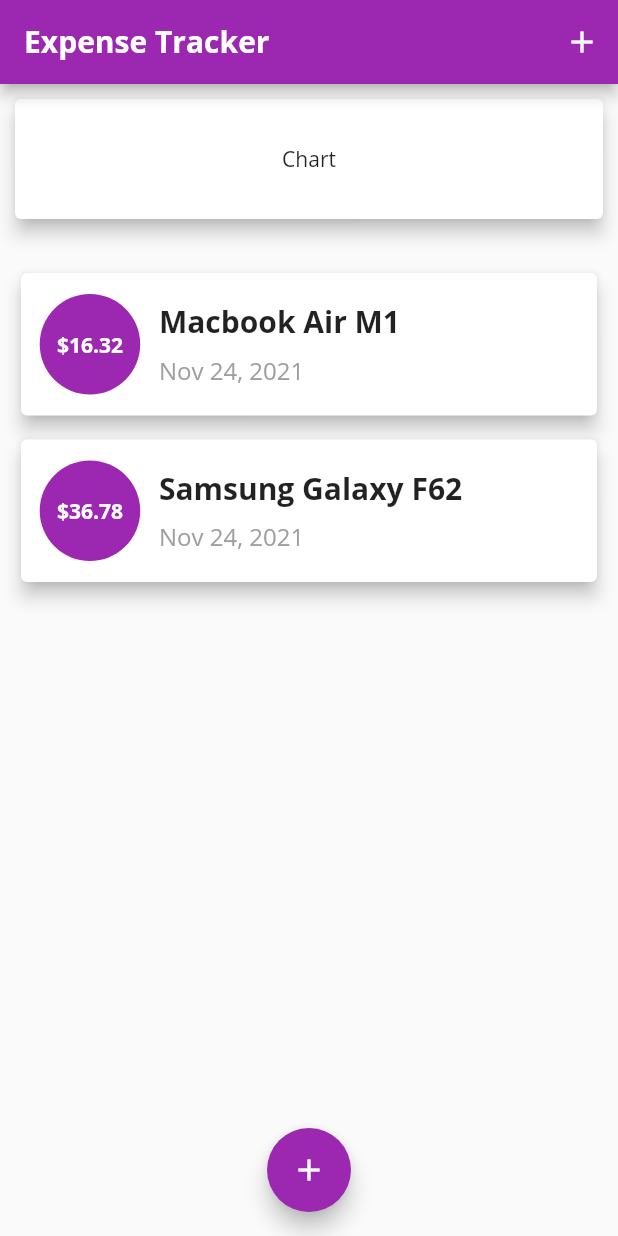
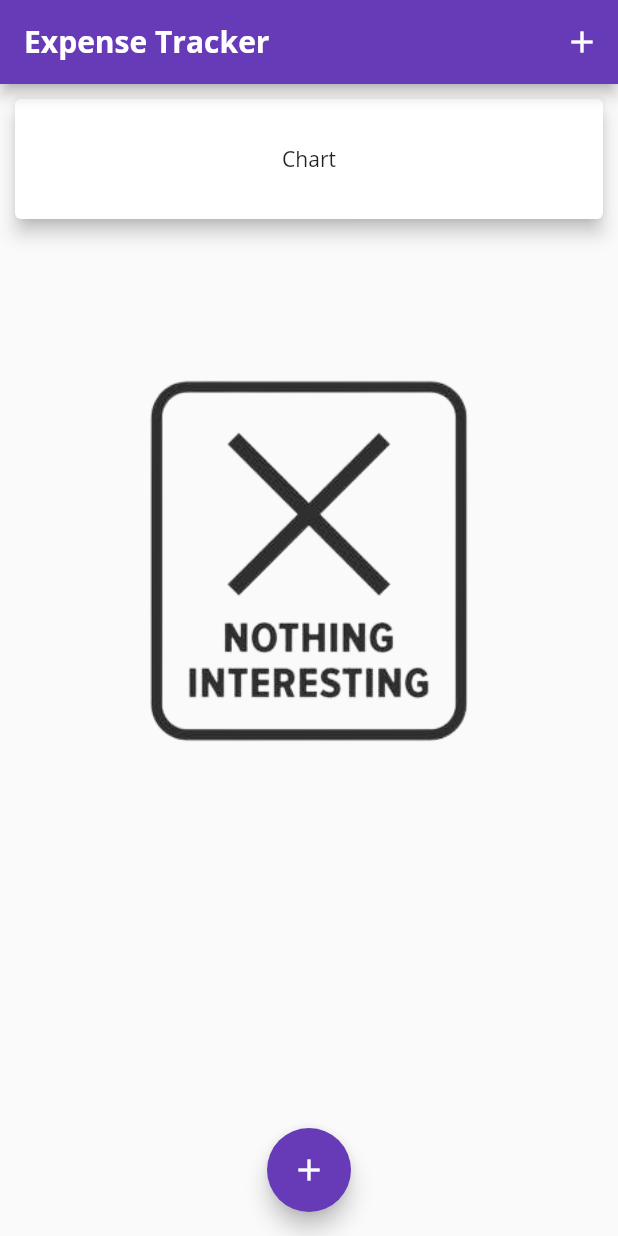
Before and after one commit to aditya3901/Flutter-Expense-Tracker, a Flutter app: the screen it shows after launch, on a phone screen of 412 x 824 dp. Run offline on Flutter 3.47's test engine with Material 2 defaults, Android fonts, the phone set to English and light mode, and no system bars.

Commit message:
minor changes

```diff
--- a/lib/main.dart
+++ b/lib/main.dart
@@ -12,10 +12,7 @@ class HomePage extends StatefulWidget {
 }
 
 class _HomePageState extends State<HomePage> {
-  final List<Transaction> _userTransactions = [
-    Transaction("T3", "Macbook Air M1", 16.32, DateTime.now()),
-    Transaction("T4", "Samsung Galaxy F62", 36.78, DateTime.now()),
-  ];
+  final List<Transaction> _userTransactions = [];
 
   void _addNewTransaction(String title, double amount) {
     final _newTx = Transaction(
@@ -46,10 +43,13 @@ class _HomePageState extends State<HomePage> {
     return MaterialApp(
       title: "Expense Tracker",
       theme: ThemeData(
-        primarySwatch: Colors.purple,
+        primarySwatch: Colors.deepPurple,
         fontFamily: 'OpenSans',
       ),
-      darkTheme: ThemeData.dark(),
+      darkTheme: ThemeData(
+        brightness: Brightness.dark,
+        fontFamily: 'OpenSans',
+      ),
       debugShowCheckedModeBanner: false,
       home: Scaffold(
         appBar: AppBar(
--- a/lib/widgets/transaction_list.dart
+++ b/lib/widgets/transaction_list.dart
@@ -9,7 +9,8 @@ class TransactionList extends StatelessWidget {
   Widget build(BuildContext context) {
     return Container(
       height: 400,
-      child: ListView.builder(
+      child: (transactions.isNotEmpty)
+          ? ListView.builder(
               itemCount: transactions.length,
               itemBuilder: (context, index) {
                 return Card(
@@ -53,7 +54,8 @@ class TransactionList extends StatelessWidget {
                             height: 8,
                           ),
                           Text(
-                      DateFormat.yMMMd().format(transactions[index].date!),
+                            DateFormat.yMMMd()
+                                .format(transactions[index].date!),
                             style: const TextStyle(
                               color: Colors.grey,
                               fontSize: 16,
@@ -65,6 +67,10 @@ class TransactionList extends StatelessWidget {
                   ),
                 );
               },
+            )
+          : SizedBox(
+              height: 400,
+              child: Image.asset("lib/assets/images/waiting.png"),
             ),
     );
   }
--- a/pubspec.yaml
+++ b/pubspec.yaml
@@ -59,8 +59,8 @@ flutter:
   uses-material-design: true
 
   # To add assets to your application, add an assets section, like this:
-  # assets:
-  #   - images/a_dot_burr.jpeg
+  assets:
+    - lib/assets/images/waiting.png
   #   - images/a_dot_ham.jpeg
 
   # An image asset can refer to one or more resolution-specific "variants", see
```
Also changed, not shown: lib/assets/images/waiting.png (added). Lines whose indentation alone changed are shown as unchanged.
